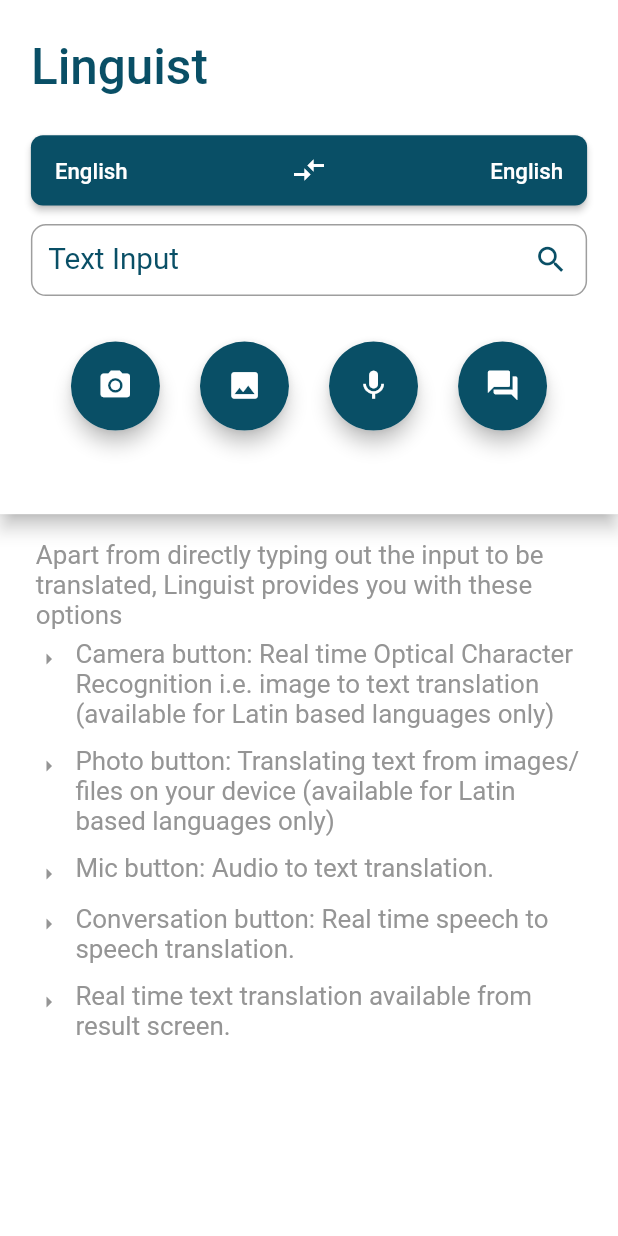
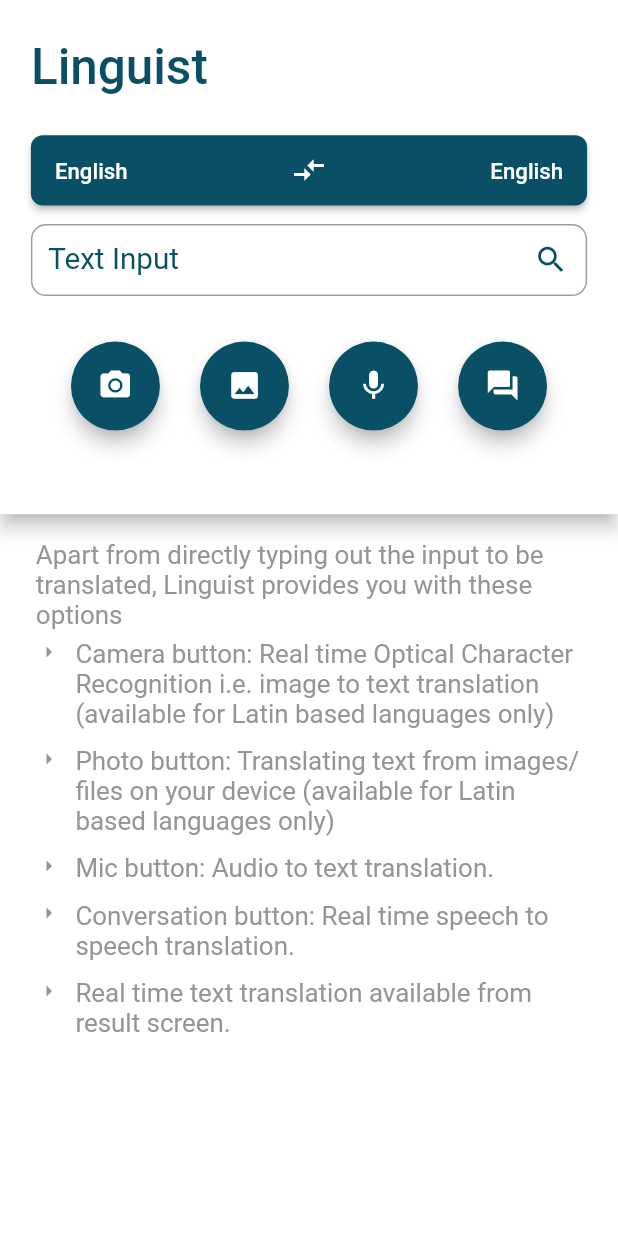
Before and after one commit to pri-avhad/Linguist, a Flutter app: the screen it shows after launch, on a phone screen of 412 x 824 dp. Run offline on Flutter 3.47's test engine with Material 2 defaults, Android fonts, the phone set to English and light mode, and no system bars; our stand-ins replace camera, flutter_tts, image_cropper, image_picker, speech_to_text; missing offline and left inert: firebase_ml_vision, firebase_mlkit_language; accounts and stored records are empty.

Commit message:
size changed

```diff
--- a/lib/screens/main_screen.dart
+++ b/lib/screens/main_screen.dart
@@ -344,14 +344,10 @@ class _MainScreenState extends State<MainScreen> {
       child: Row(
         crossAxisAlignment: CrossAxisAlignment.start,
         children: [
-          Padding(
-            padding: EdgeInsets.fromLTRB(
-                0, MediaQuery.of(context).size.width * 0.012, 0, 0),
-            child: Icon(
-              Icons.arrow_right,
-              color: instructions,
-              size: MediaQuery.of(context).size.height * 0.021,
-            ),
+          Icon(
+            Icons.arrow_right,
+            color: instructions,
+            size: MediaQuery.of(context).size.height * 0.021,
           ),
           SizedBox(
             width: MediaQuery.of(context).size.width * 0.022,
```
